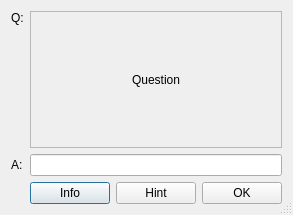
Above: flashcardwindow.ui from megamasha/FlashKard before the change. Below: the same form after it.
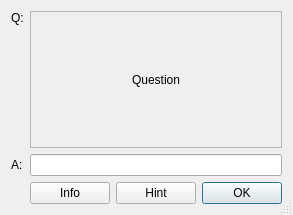
That is the form after the change.

Diff of the .ui file:
```diff
--- a/flashcardwindow.ui
+++ b/flashcardwindow.ui
@@ -22,7 +22,7 @@
   <property name="modal">
    <bool>true</bool>
   </property>
-  <layout class="QGridLayout" name="gridLayout" rowstretch="1,0,0,0,0" columnstretch="0,1">
+  <layout class="QGridLayout" name="gridLayout" rowstretch="1,0,0,0" columnstretch="0,1">
    <item row="0" column="0">
     <widget class="QLabel" name="questionLabel">
      <property name="text">
@@ -122,6 +122,9 @@
        <property name="text">
         <string>OK</string>
        </property>
+       <property name="default">
+        <bool>true</bool>
+       </property>
       </widget>
      </item>
     </layout>
```
